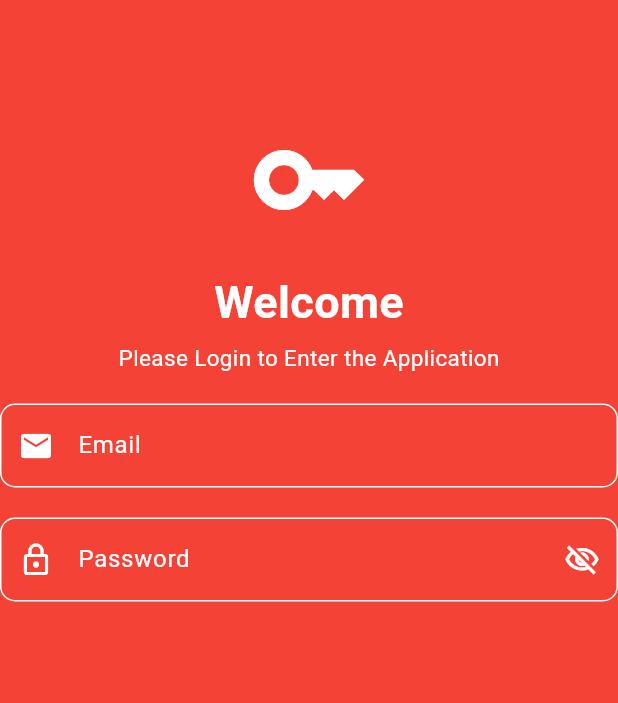
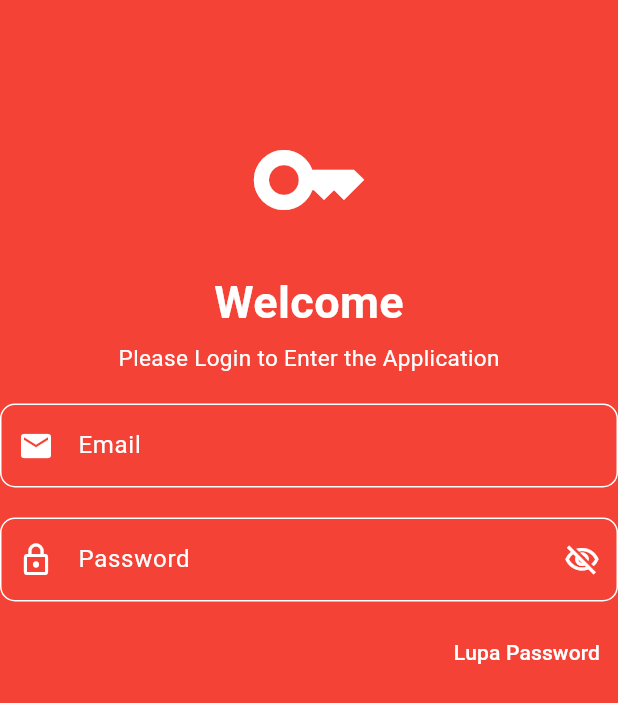
Before and after one commit to RIOKOWI/KB1179_1123150059_uts, a Flutter app: the Login screen opened directly, on a phone screen of 412 x 824 dp. Shown: the top 703 px of the screen. Run offline on Flutter 3.47's test engine with Material 3 defaults, Android fonts, the phone set to English and light mode, and no system bars.

Commit message:
buat lupa password

```diff
--- a/lib/login/login.dart
+++ b/lib/login/login.dart
@@ -82,7 +82,7 @@ class Login extends StatelessWidget {
                       labelStyle: TextStyle(
                         color: Colors.white,
                       ),
-                      hintText: 'Masukan Password Anda',
+                      hintText: 'Enter your Password',
                       hintStyle: TextStyle(
                         color: Colors.white
                       ),
@@ -114,6 +114,18 @@ class Login extends StatelessWidget {
                       ),
                     ),
                   ),
+                  SizedBox(height: 10,),
+                  Align(
+                    alignment: Alignment.centerRight,
+                    child: TextButton(
+                        onPressed: () {},
+                        child: Text('Lupa Password',
+                        style: TextStyle(
+                          color: Colors.white
+                        ),
+                      ),
+                    ),
+                  ),
                 ],
               ),
             ),
```
